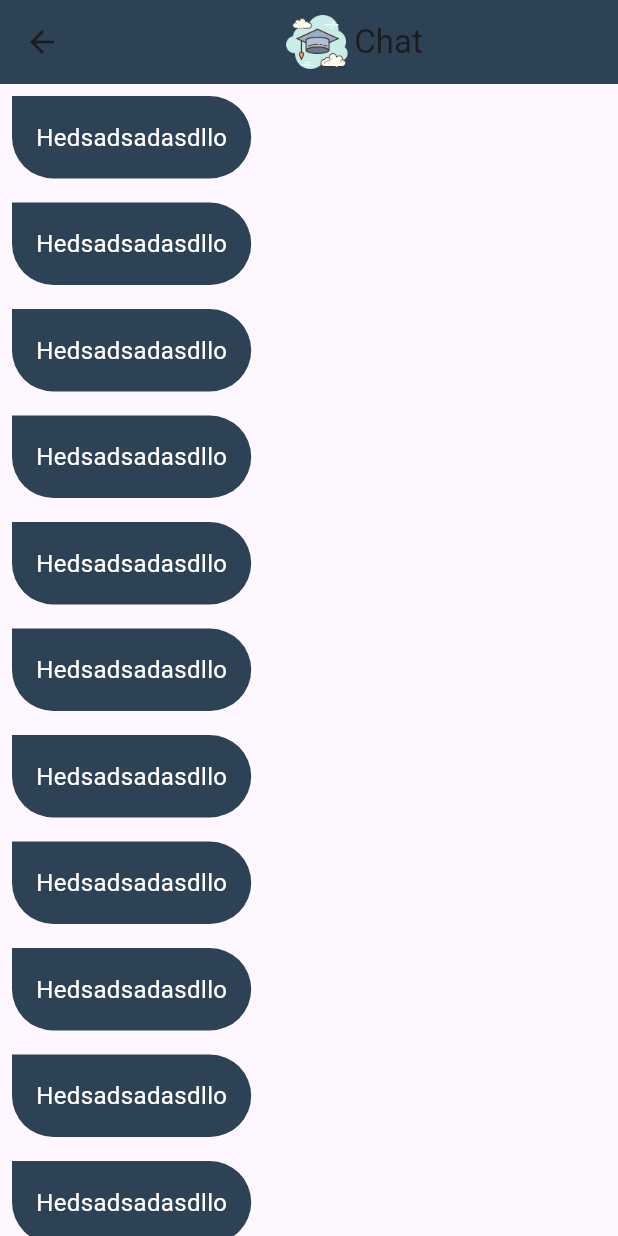
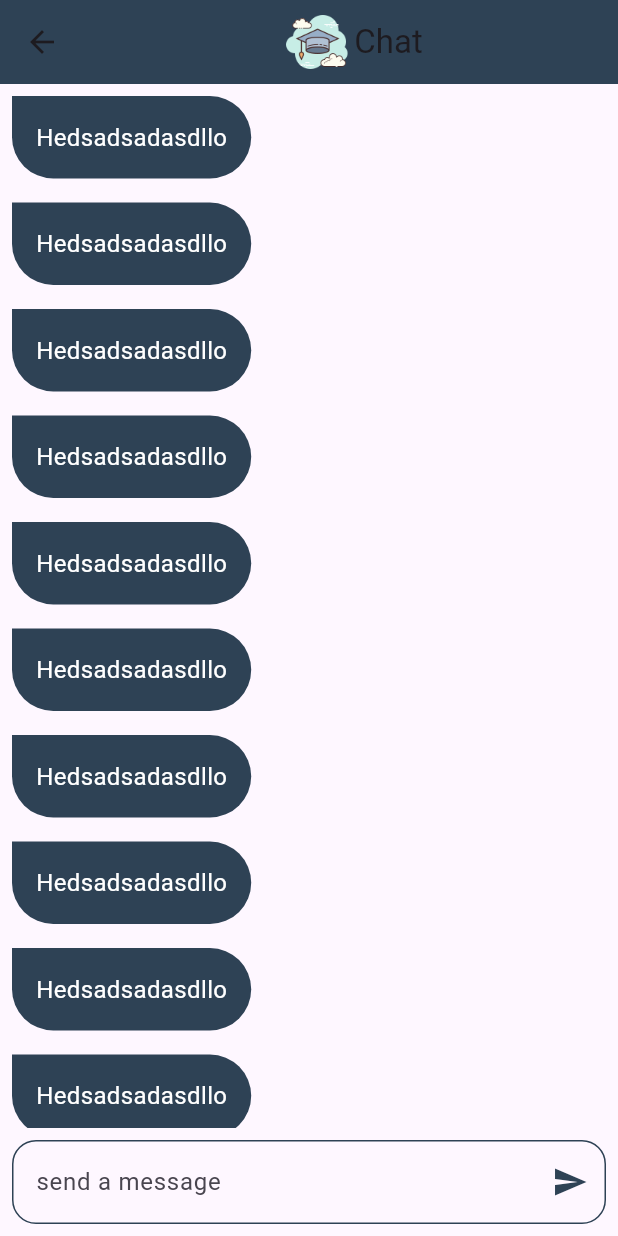
Before and after one commit to Asem130/scroller_chat, a Flutter app: the ChatScreen screen opened by its route, on a phone screen of 412 x 824 dp. Run offline on Flutter 3.47's test engine with Material 3 defaults, Android fonts, the light colour scheme and no system bars; our stand-ins replace firebase_auth, firebase_core, modal_progress_hud_nsn; accounts and stored records are empty.

Commit message:
first commit

```diff
--- a/lib/screens/chat_screen.dart
+++ b/lib/screens/chat_screen.dart
@@ -28,9 +28,34 @@ class _ChatScreenState extends State<ChatScreen> {
           ],
         ),
       ),
-      body: ListView.builder(
-        itemBuilder: (context, index) => const ChatBuble(),
-        physics: const BouncingScrollPhysics(),
+      body: Column(
+        children: [
+          Expanded(
+            child: ListView.builder(
+              itemBuilder: (context, index) => const ChatBuble(),
+              physics: const BouncingScrollPhysics(),
+            ),
+          ),
+          Padding(
+            padding: const EdgeInsets.all(8.0),
+            child: TextField(
+
+              decoration: InputDecoration(
+                hintText: 'send a message',
+                suffixIcon: const Icon(
+                  Icons.send,
+                  color: kPrimaryColor,
+                ),
+                border: OutlineInputBorder(
+                    borderRadius: BorderRadius.circular(16),
+                    borderSide: const BorderSide(color: kPrimaryColor)),
+                enabledBorder: OutlineInputBorder(
+                    borderRadius: BorderRadius.circular(16),
+                    borderSide: const BorderSide(color: kPrimaryColor)),
+              ),
+            ),
+          ),
+        ],
       ),
     );
   }
```
